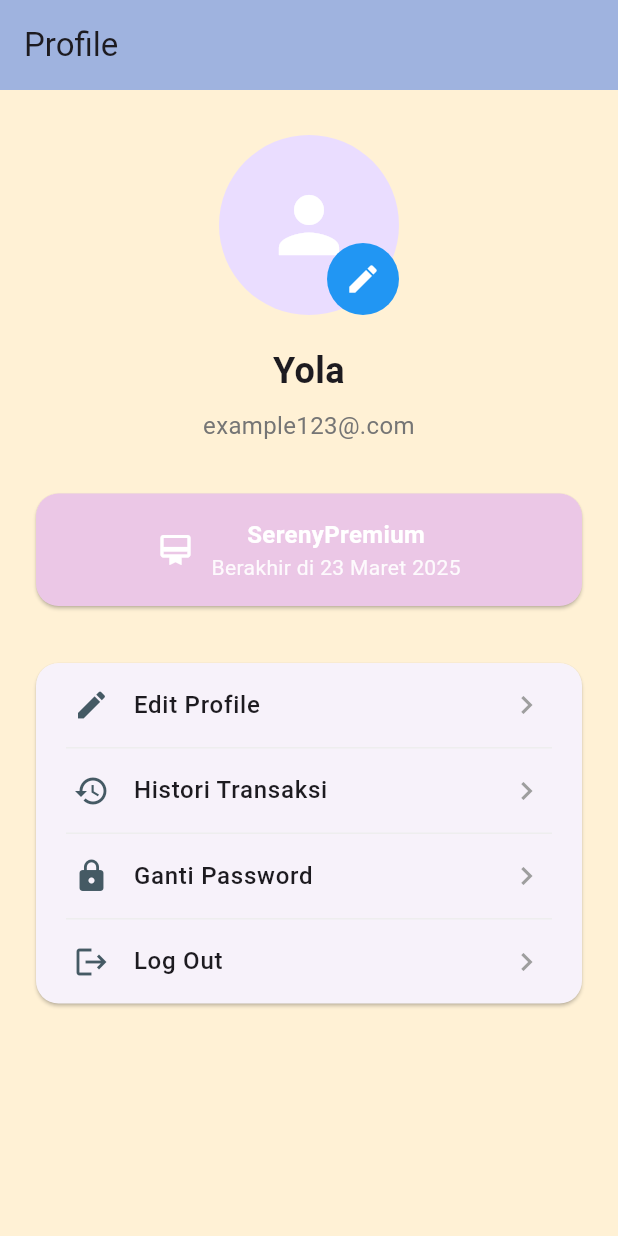
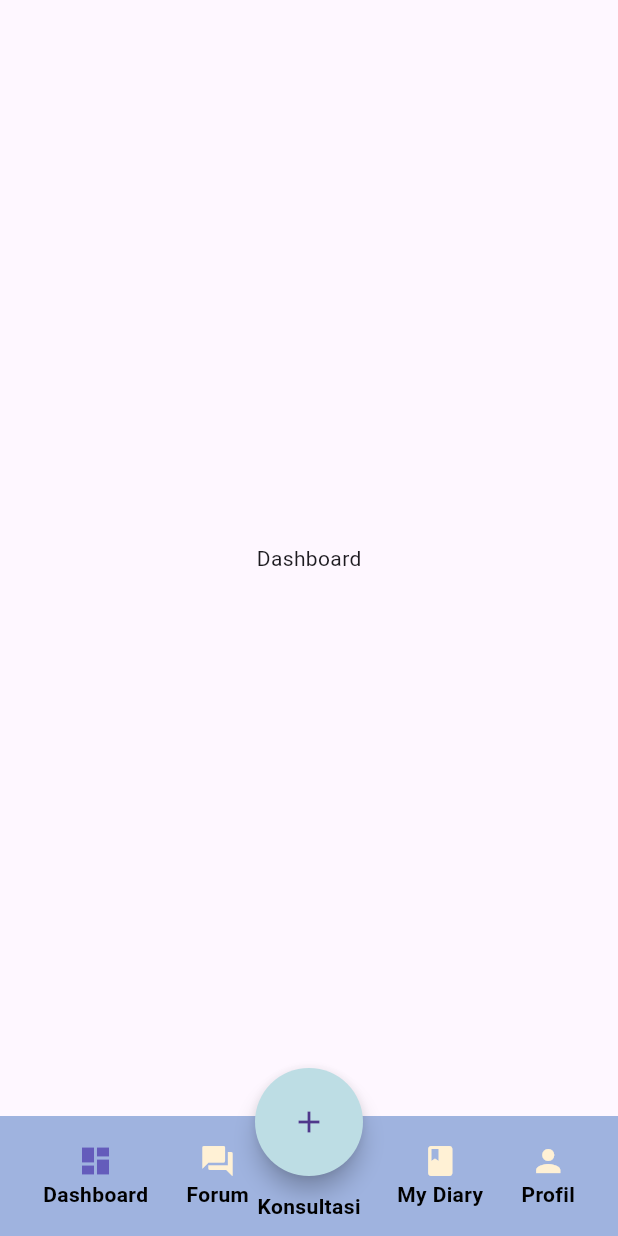
Before and after one commit to Gibekkk/SerenyPals-Frontend, a Flutter app: the screen it shows after launch, on a phone screen of 412 x 824 dp. Run offline on Flutter 3.47's test engine with Material 3 defaults, Android fonts, the phone set to English and light mode, and no system bars; our stand-ins replace carousel_slider, google_fonts, image_picker; Roboto replaces fonts that are missing (Overlock).

Commit message:
navbar dan otp done

```diff
--- a/serenypals_frontend/lib/main.dart
+++ b/serenypals_frontend/lib/main.dart
@@ -1,10 +1,11 @@
 import 'package:flutter/material.dart';
+import 'package:serenypals_frontend/screen/navbarlayout.dart';
 import 'package:serenypals_frontend/screen/loginscreen.dart';
+import 'package:serenypals_frontend/screen/otpscreen.dart';
 import 'package:serenypals_frontend/screen/registerscreen.dart';
-import 'package:serenypals_frontend/screen/profile_page.dart';
 
 void main() {
-  runApp(const MyApp());
+  runApp(const MainApp());
 }
 
 class MainApp extends StatelessWidget {
@@ -14,28 +15,13 @@ class MainApp extends StatelessWidget {
   Widget build(BuildContext context) {
     return MaterialApp(
       title: 'SerenyPals',
-      initialRoute: '/login', // Rute awal
+      initialRoute: '/', // Rute awal
       routes: {
         '/login': (context) => const LoginPage(),
         '/register': (context) => const RegisterPage(),
+        '/otp': (context) => OtpForm(),
+        '/': (context) => const MainTabScaffold(),
       },
     );
   }
 }
-
-class MyApp extends StatelessWidget {
-  const MyApp({super.key});
-
-  @override
-  Widget build(BuildContext context) {
-    return MaterialApp(
-      title: 'Profile Demo',
-      theme: ThemeData(
-        primarySwatch: Colors.blue,
-      ),
-
-
-      home: const ProfilePage(),
-    );
-  }
-}
--- /dev/null
+++ b/serenypals_frontend/lib/screen/dashboardpage.dart
@@ -0,0 +1,25 @@
+import 'package:flutter/material.dart';
+
+class DashboardContent extends StatelessWidget {
+  const DashboardContent({super.key});
+  @override
+  Widget build(BuildContext context) {
+    return Center(child: Text("Dashboard"));
+  }
+}
+
+class ForumPage extends StatelessWidget {
+  const ForumPage({super.key});
+  @override
+  Widget build(BuildContext context) {
+    return Center(child: Text("Forum"));
+  }
+}
+
+class MyDiaryPage extends StatelessWidget {
+  const MyDiaryPage({super.key});
+  @override
+  Widget build(BuildContext context) {
+    return Center(child: Text("My Diary"));
+  }
+}
--- /dev/null
+++ b/serenypals_frontend/lib/screen/navbarlayout.dart
@@ -0,0 +1,113 @@
+import 'package:flutter/material.dart';
+import 'package:serenypals_frontend/screen/dashboardpage.dart';
+import 'package:serenypals_frontend/screen/psikiaterscreen.dart';
+import 'package:serenypals_frontend/utils/color.dart';
+import 'package:serenypals_frontend/utils/fabaction.dart';
+import 'package:serenypals_frontend/widget/navigationbar.dart';
+import 'package:serenypals_frontend/screen/profile_page.dart';
+
+class MainTabScaffold extends StatefulWidget {
+  const MainTabScaffold({super.key});
+
+  @override
+  State<MainTabScaffold> createState() => _MainTabScaffoldState();
+}
+
+class _MainTabScaffoldState extends State<MainTabScaffold> {
+  int _currentTab = 0;
+  bool _fabExpanded = false;
+  Color _fabColor = color3;
+  FabAction _fabAction = FabAction.none;
+  Color _fabAIColor = color3;
+  Color _fabPsikiaterColor = color3;
+  bool _fabOpened = false;
+
+  void _onTabChanged(int index) {
+    setState(() {
+      _currentTab = index;
+
+      // Tutup FAB saat ganti tab secara manual
+      _fabExpanded = true;
+
+      // Reset warna jika bukan dari FAB
+      if (index != 4 && index != 5) {
+        _fabAction = FabAction.none;
+        _resetFabChildColors();
+      }
+    });
+  }
+
+  void _onFabActionChanged(FabAction action) async {
+    setState(() {
+      _fabAction = action;
+      _fabExpanded = true;
+    });
+
+    await Future.delayed(const Duration(milliseconds: 100));
+
+    switch (action) {
+      case FabAction.ai:
+        setState(() {
+          _currentTab = 4;
+          _fabAIColor = color5;
+          _fabPsikiaterColor = color3;
+          _fabColor = color3;
+          _fabOpened = true;
+        });
+        break;
+      case FabAction.psikiater:
+        setState(() {
+          _currentTab = 5;
+          _fabPsikiaterColor = color5;
+          _fabAIColor = color3;
+          _fabColor = color3;
+          _fabOpened = true;
+        });
+        break;
+      case FabAction.none:
+        _resetFabChildColors();
+        break;
+    }
+  }
+
+  void _resetFabChildColors() {
+    setState(() {
+      _fabColor = color3;
+      _fabAIColor = color3;
+      _fabPsikiaterColor = color3;
+      _fabOpened = false;
+    });
+  }
+
+  final List<Widget> pages = [
+    DashboardContent(),
+    ForumPage(),
+    MyDiaryPage(),
+    ProfilePage(),
+    AIPage(),
+    PsikiaterPage(),
+  ];
+
+  @override
+  Widget build(BuildContext context) {
+    return CustomBottomNavBar(
+      currentTab: _currentTab,
+      onTabChanged: _onTabChanged,
+      isFabExpanded: _fabExpanded,
+      onFabToggle: (val) {
+        setState(() {
+          _fabExpanded = val;
+          if (!_fabExpanded && _fabOpened) {
+            _resetFabChildColors();
+          }
+        });
+      },
+      fabAction: _fabAction,
+      onFabActionChange: _onFabActionChanged,
+      fabColor: _fabColor,
+      fabAIColor: _fabAIColor,
+      fabPsikiaterColor: _fabPsikiaterColor,
+      children: pages,
+    );
+  }
+}
--- /dev/null
+++ b/serenypals_frontend/lib/utils/fabaction.dart
@@ -0,0 +1,3 @@
+// utils/fab_action.dart
+
+enum FabAction { none, ai, psikiater }
--- /dev/null
+++ b/serenypals_frontend/lib/widget/navigationbar.dart
@@ -0,0 +1,194 @@
+import 'package:flutter/material.dart';
+import 'package:google_fonts/google_fonts.dart';
+import 'package:serenypals_frontend/utils/color.dart';
+import 'package:serenypals_frontend/utils/fabaction.dart';
+
+class CustomBottomNavBar extends StatefulWidget {
+  final int currentTab;
+  final ValueChanged<int> onTabChanged;
+  final bool isFabExpanded;
+  final ValueChanged<bool> onFabToggle;
+  final FabAction fabAction;
+  final ValueChanged<FabAction> onFabActionChange;
+  final List<Widget> children;
+  final Color fabColor;
+  final Color fabAIColor;
+  final Color fabPsikiaterColor;
+
+  const CustomBottomNavBar({
+    super.key,
+    required this.currentTab,
+    required this.onTabChanged,
+    required this.isFabExpanded,
+    required this.onFabToggle,
+    required this.fabAction,
+    required this.onFabActionChange,
+    required this.children,
+    required this.fabColor,
+    required this.fabAIColor,
+    required this.fabPsikiaterColor,
+  });
+
+  @override
+  State<CustomBottomNavBar> createState() => _CustomBottomNavBarState();
+}
+
+class _CustomBottomNavBarState extends State<CustomBottomNavBar> {
+  @override
+  Widget build(BuildContext context) {
+    return Scaffold(
+      body: IndexedStack(index: widget.currentTab, children: widget.children),
+      floatingActionButton: SizedBox.expand(
+        child: Stack(
+          clipBehavior: Clip.none,
+          children: [
+            // FAB AI Assistant
+            Positioned(
+              bottom: 100,
+              left: 0,
+              right: 110,
+              child: IgnorePointer(
+                ignoring: !widget.isFabExpanded,
+                child: AnimatedOpacity(
+                  opacity: widget.isFabExpanded ? 1 : 0,
+                  duration: const Duration(milliseconds: 200),
+                  child: Column(
+                    children: [
+                      FloatingActionButton(
+                        backgroundColor: widget.fabAIColor,
+                        onPressed: () => widget.onFabActionChange(FabAction.ai),
+                        child: const Icon(Icons.smart_toy),
+                      ),
+                      const SizedBox(height: 4),
+                      Text(
+                        'AI Assistant',
+                        style: GoogleFonts.overlock(
+                          fontSize: 12,
+                          color: Colors.black,
+                        ),
+                      ),
+                    ],
+                  ),
+                ),
+              ),
+            ),
+
+            // FAB Psikiater
+            Positioned(
+              bottom: 100,
+              right: 0,
+              left: 110,
+              child: IgnorePointer(
+                ignoring: !widget.isFabExpanded,
+                child: AnimatedOpacity(
+                  opacity: widget.isFabExpanded ? 1 : 0,
+                  duration: const Duration(milliseconds: 200),
+                  child: Column(
+                    children: [
+                      FloatingActionButton(
+                        backgroundColor: widget.fabPsikiaterColor,
+                        onPressed:
+                            () => widget.onFabActionChange(FabAction.psikiater),
+                        child: const Icon(Icons.person),
+                      ),
+                      const SizedBox(height: 4),
+                      Text(
+                        'Psikiater',
+                        style: GoogleFonts.overlock(
+                          fontSize: 12,
+                          color: Colors.black,
+                        ),
+                      ),
+                    ],
+                  ),
+                ),
+              ),
+            ),
+
+            // Main FAB
+            Align(
+              alignment: Alignment.bottomCenter,
+              child: Padding(
+                padding: const EdgeInsets.only(bottom: 10),
+                child: Column(
+                  mainAxisSize: MainAxisSize.min,
+                  children: [
+                    SizedBox(
+                      width: 72,
+                      height: 72,
+                      child: FloatingActionButton(
+                        shape: const CircleBorder(),
+                        backgroundColor: widget.fabColor,
+                        child: Icon(
+                          widget.isFabExpanded ? Icons.close : Icons.add,
+                        ),
+                        onPressed:
+                            () => widget.onFabToggle(!widget.isFabExpanded),
+                      ),
+                    ),
+                    const SizedBox(height: 10),
+                    Text(
+                      'Konsultasi',
+                      style: GoogleFonts.overlock(
+                        color: Colors.black,
+                        fontSize: 14,
+                        fontWeight: FontWeight.bold,
+                      ),
+                    ),
+                  ],
+                ),
+              ),
+            ),
+          ],
+        ),
+      ),
+      floatingActionButtonLocation: FloatingActionButtonLocation.centerDocked,
+      bottomNavigationBar: BottomAppBar(
+        color: color1,
+        child: SafeArea(
+          child: SizedBox(
+            height: 60,
+            child: Row(
+              mainAxisAlignment: MainAxisAlignment.spaceAround,
+              children: [
+                navButton(icon: Icons.dashboard, label: 'Dashboard', index: 0),
+                navButton(icon: Icons.forum, label: 'Forum', index: 1),
+                const SizedBox(width: 48),
+                navButton(icon: Icons.book, label: 'My Diary', index: 2),
+                navButton(icon: Icons.person, label: 'Profil', index: 3),
+              ],
+            ),
+          ),
+        ),
+      ),
+    );
+  }
+
+  Widget navButton({
+    required IconData icon,
+    required String label,
+    required int index,
+  }) {
+    return InkWell(
+      onTap: () => widget.onTabChanged(index),
+      child: Column(
+        mainAxisAlignment: MainAxisAlignment.center,
+        children: [
+          Icon(
+            icon,
+            color: widget.currentTab == index ? color5 : color4,
+            size: 24,
+          ),
+          Text(
+            label,
+            style: GoogleFonts.overlock(
+              fontSize: 14,
+              color: Colors.black,
+              fontWeight: FontWeight.bold,
+            ),
+          ),
+        ],
+      ),
+    );
+  }
+}
--- a/serenypals_frontend/pubspec.yaml
+++ b/serenypals_frontend/pubspec.yaml
@@ -17,6 +17,8 @@ dependencies:
   image_picker: ^1.0.4
   path_provider: ^2.1.1
   path: ^1.8.3
+  go_router: ^15.1.2
+  shared_preferences: ^2.5.3
 
 dev_dependencies:
   flutter_test:
```
Also changed, not shown: serenypals_frontend/lib/screen/otpscreen.dart (added, +109 -0 lines), serenypals_frontend/lib/screen/psikiaterscreen.dart (added, +23 -0 lines), serenypals_frontend/lib/widget/otpfield.dart (added, +30 -0 lines), serenypals_frontend/pubspec.lock, 1 other file.
